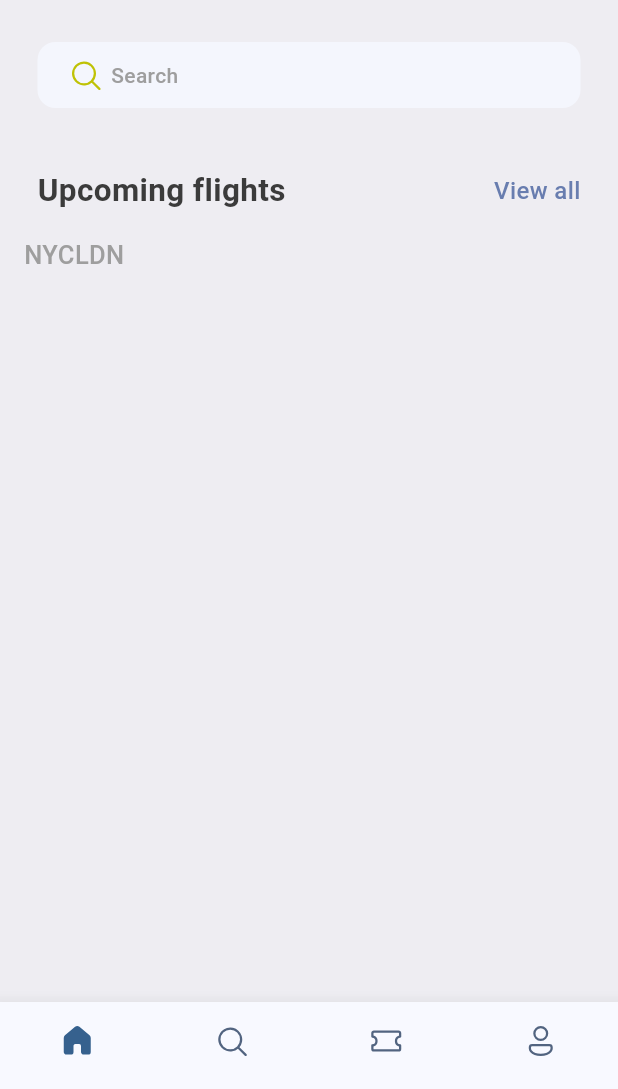
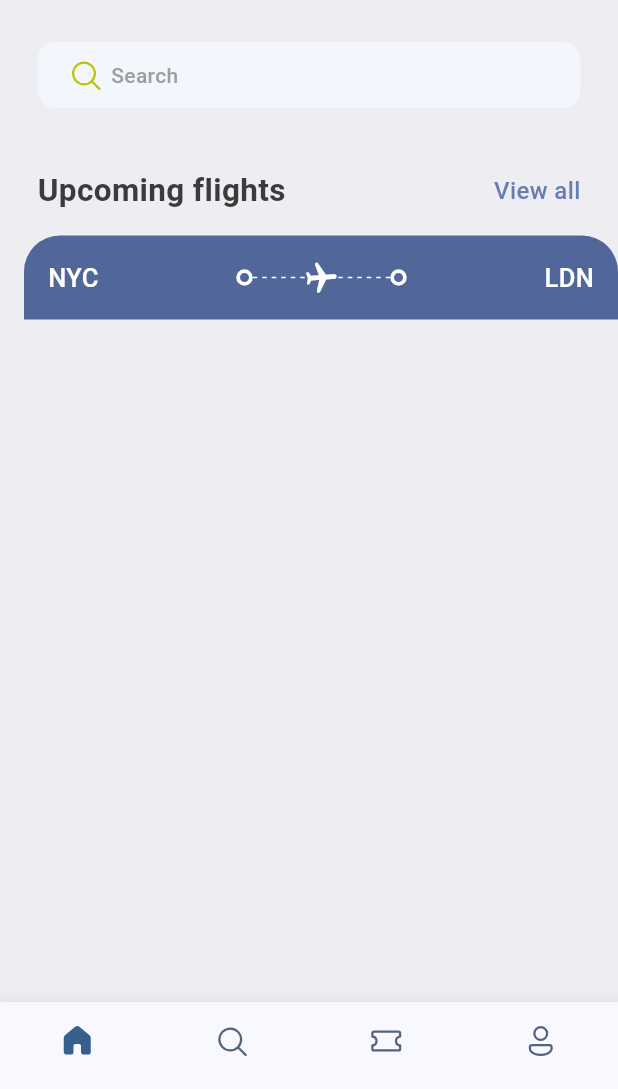
Before and after one commit to pedrovs3/flutter_study_app, a Flutter app: the screen it shows after launch, on a phone screen of 412 x 824 dp, the part 147-1236 px from its top. Run offline on Flutter 3.47's test engine with Material 3 defaults, Android fonts, the phone set to English and light mode, and no system bars; our stand-ins replace fluentui_icons, gap.

Commit message:
feat: make header of ticket

```diff
--- a/lib/screens/home_page.dart
+++ b/lib/screens/home_page.dart
@@ -76,6 +76,7 @@ class HomePage extends StatelessWidget {
                     ],
                   )
                 ])),
+            const Gap(15),
             const TicketView()
           ],
         ));
--- a/lib/screens/ticket_view.dart
+++ b/lib/screens/ticket_view.dart
@@ -1,6 +1,7 @@
 import 'package:flutter/material.dart';
 import 'package:flutter_study_app/utils/app_layout.dart';
 import 'package:flutter_study_app/utils/app_styles.dart';
+import 'package:flutter_study_app/widgets/thick_container.dart';
 
 class TicketView extends StatelessWidget {
   const TicketView({super.key});
@@ -13,21 +14,71 @@ class TicketView extends StatelessWidget {
       width: size.width,
       height: 200,
       child: Container(
+        margin: const EdgeInsets.only(left: 16),
         child: Column(
           children: [
             Container(
               padding: const EdgeInsets.all(16),
+              decoration: const BoxDecoration(
+                  borderRadius: BorderRadius.only(
+                      topLeft: Radius.circular(24),
+                      topRight: Radius.circular(24)),
+                  color: Color(0xFF526799)),
               child: Column(
                 children: [
                   Row(
                     children: [
                       Text(
                         "NYC",
-                        style: Styles.headLineStyle3,
+                        style:
+                            Styles.headLineStyle3.copyWith(color: Colors.white),
                       ),
+                      Expanded(child: Container()),
+                      const ThickContainer(),
+                      Expanded(
+                        child: Stack(
+                          children: [
+                            SizedBox(
+                              height: 24,
+                              child: LayoutBuilder(
+                                builder: (BuildContext context,
+                                    BoxConstraints constraints) {
+                                  return Flex(
+                                    direction: Axis.horizontal,
+                                    mainAxisAlignment:
+                                        MainAxisAlignment.spaceBetween,
+                                    children: List.generate(
+                                        (constraints.constrainWidth() / 6)
+                                            .floor(),
+                                        (index) => const SizedBox(
+                                              width: 3,
+                                              height: 1,
+                                              child: DecoratedBox(
+                                                  decoration: BoxDecoration(
+                                                      color: Colors.white)),
+                                            )),
+                                  );
+                                },
+                              ),
+                            ),
+                            Center(
+                              child: Transform.rotate(
+                                angle: 1.5,
+                                child: const Icon(
+                                  Icons.local_airport_rounded,
+                                  color: Colors.white,
+                                ),
+                              ),
+                            ),
+                          ],
+                        ),
+                      ),
+                      const ThickContainer(),
+                      Expanded(child: Container()),
                       Text(
                         "LDN",
-                        style: Styles.headLineStyle3,
+                        style:
+                            Styles.headLineStyle3.copyWith(color: Colors.white),
                       ),
                     ],
                   )
--- /dev/null
+++ b/lib/widgets/thick_container.dart
@@ -0,0 +1,15 @@
+import 'package:flutter/material.dart';
+
+class ThickContainer extends StatelessWidget {
+  const ThickContainer({super.key});
+
+  @override
+  Widget build(BuildContext context) {
+    return Container(
+      padding: const EdgeInsets.all(3.0),
+      decoration: BoxDecoration(
+          borderRadius: BorderRadius.circular(20),
+          border: Border.all(width: 2.5, color: Colors.white)),
+    );
+  }
+}
```
